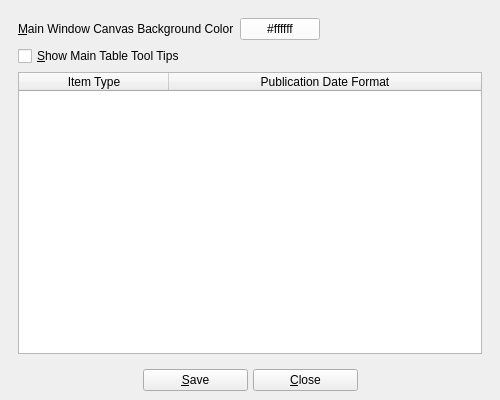
textbrowser/biblioteq, file UI/biblioteq_otheroptions.ui: the form before one commit.
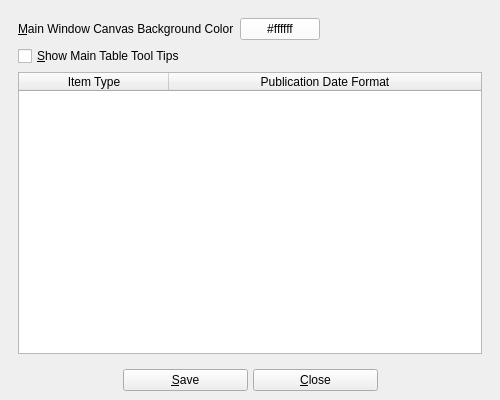
The form after the commit. Icons and pictures are not drawn.

Patch:
```diff
--- a/UI/biblioteq_otheroptions.ui
+++ b/UI/biblioteq_otheroptions.ui
@@ -145,7 +145,7 @@
        <widget class="QPushButton" name="save">
         <property name="minimumSize">
          <size>
-          <width>105</width>
+          <width>125</width>
           <height>0</height>
          </size>
         </property>
@@ -165,7 +165,7 @@
        <widget class="QPushButton" name="close">
         <property name="minimumSize">
          <size>
-          <width>105</width>
+          <width>125</width>
           <height>0</height>
          </size>
         </property>
```
Left out of the diff: 2 changed lines with no effect on the pictures.
